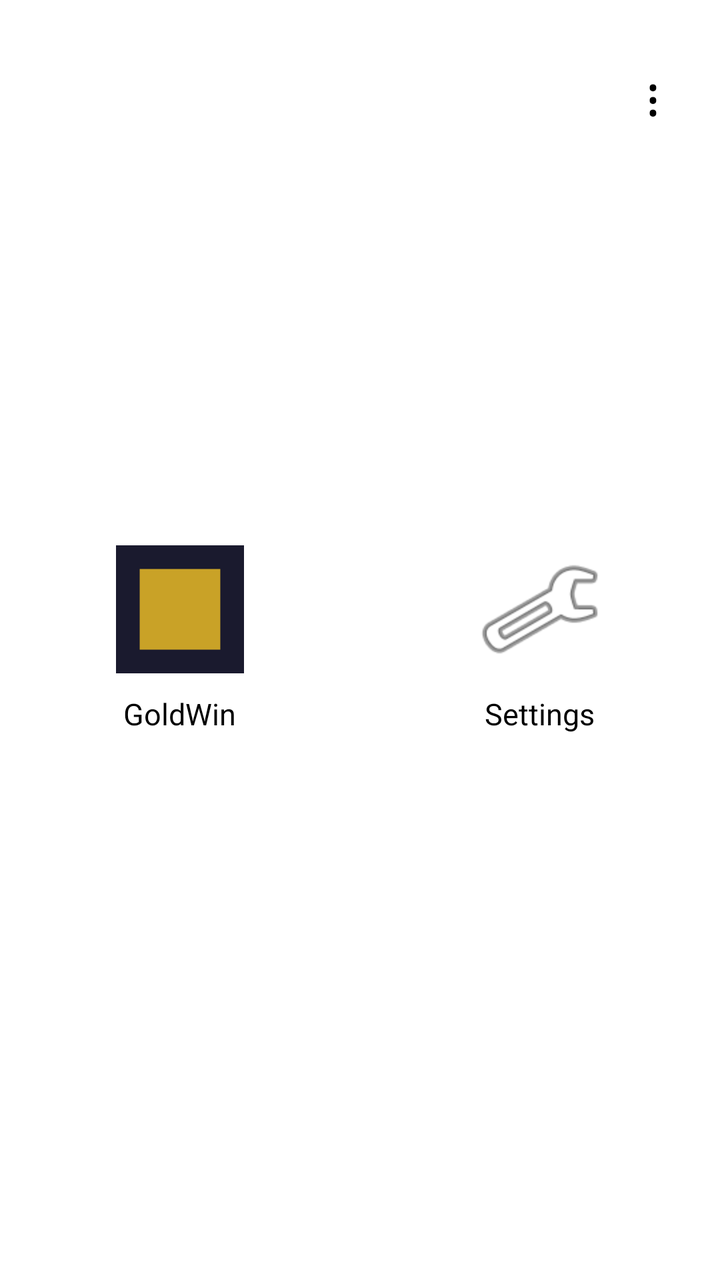
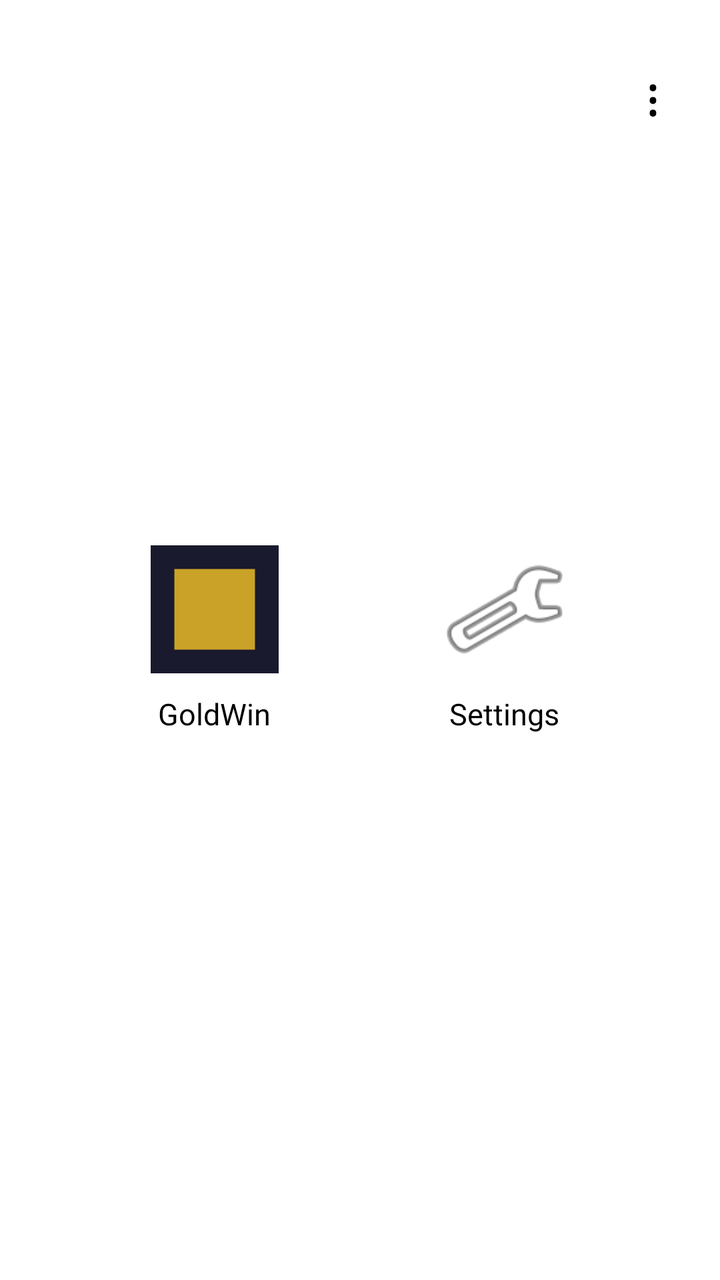

Screens rendered from an Android XML layout before and after an edit, with the pre-edit source and the edit as a unified diff.
<!-- AndroidManifest.xml: activity theme AppTheme -->
<!-- res/layout/activity_main.xml -->
<?xml version="1.0" encoding="utf-8"?>
<FrameLayout xmlns:android="http://schemas.android.com/apk/res/android"
    android:layout_width="match_parent"
    android:layout_height="match_parent"
    android:background="#FFFFFF">

    <LinearLayout
        android:layout_width="match_parent"
        android:layout_height="match_parent"
        android:orientation="horizontal"
        android:gravity="center">

        <LinearLayout
            android:id="@+id/btnMyApp"
            android:layout_width="130dp"
            android:layout_height="150dp"
            android:layout_marginEnd="50dp"
            android:orientation="vertical"
            android:gravity="center"
            android:clickable="true"
            android:focusable="true"
            android:background="?android:attr/selectableItemBackground">

            <ImageView
                android:id="@+id/imgGoldWinIcon"
                android:layout_width="64dp"
                android:layout_height="64dp"
                android:src="@drawable/ic_launcher"
                android:contentDescription="@string/btn_goldwin" />

            <TextView
                android:layout_width="wrap_content"
                android:layout_height="wrap_content"
                android:layout_marginTop="10dp"
                android:text="@string/btn_goldwin"
                android:textColor="#000000"
                android:textSize="15sp" />
        </LinearLayout>

        <LinearLayout
            android:id="@+id/btnSettings"
            android:layout_width="130dp"
            android:layout_height="150dp"
            android:orientation="vertical"
            android:gravity="center"
            android:clickable="true"
            android:focusable="true"
            android:background="?android:attr/selectableItemBackground">

            <ImageView
                android:layout_width="64dp"
                android:layout_height="64dp"
                android:src="@android:drawable/ic_menu_manage"
                android:contentDescription="@string/btn_settings" />

            <TextView
                android:layout_width="wrap_content"
                android:layout_height="wrap_content"
                android:layout_marginTop="10dp"
                android:text="@string/btn_settings"
                android:textColor="#000000"
                android:textSize="15sp" />
        </LinearLayout>

    </LinearLayout>

    <TextView
        android:id="@+id/btnMenu"
        android:layout_width="wrap_content"
        android:layout_height="wrap_content"
        android:layout_gravity="top|end"
        android:layout_margin="20dp"
        android:padding="10dp"
        android:text="&#8942;"
        android:textSize="26sp"
        android:textColor="#000000"
        android:clickable="true"
        android:focusable="true"
        android:background="?android:attr/selectableItemBackground" />

</FrameLayout>
<!-- resources referenced by this layout -->
<resources>
  <!-- drawable ic_launcher (drawable) -->
  <vector xmlns:android="http://schemas.android.com/apk/res/android"
      android:width="108dp"
      android:height="108dp"
      android:viewportWidth="108"
      android:viewportHeight="108">
      <path
          android:fillColor="#1A1A2E"
          android:pathData="M0,0h108v108h-108z"/>
      <path
          android:fillColor="#C9A227"
          android:pathData="M20,20h68v68h-68z"/>
  </vector>
  <string name="btn_goldwin">GoldWin</string>
  <string name="btn_settings">Settings</string>
  <style name="AppTheme" parent="Theme.AppCompat.NoActionBar">
          <item name="android:windowFullscreen">false</item>
          <item name="android:windowBackground">@android:color/black</item>
      </style>
</resources>

<!-- the commit's change to res/layout/activity_main.xml (unified diff, before → after) -->
@@ -14,7 +14,7 @@
             android:id="@+id/btnMyApp"
             android:layout_width="130dp"
             android:layout_height="150dp"
-            android:layout_marginEnd="50dp"
+            android:layout_marginEnd="15dp"
             android:orientation="vertical"
             android:gravity="center"
             android:clickable="true"
